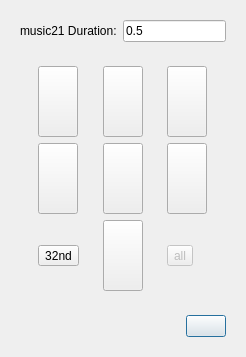
ELVIS-Project/vis-framework, file views/ui/select_offset.ui: the form before one commit.
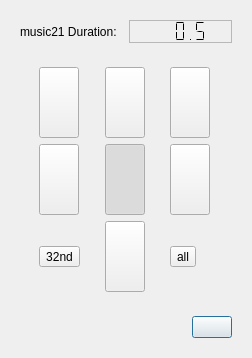
The form after the commit. Icons and pictures are not drawn.

```diff
--- a/views/ui/select_offset.ui
+++ b/views/ui/select_offset.ui
@@ -32,8 +32,8 @@
    <rect>
     <x>0</x>
     <y>0</y>
-    <width>246</width>
-    <height>330</height>
+    <width>252</width>
+    <height>349</height>
    </rect>
   </property>
   <property name="sizePolicy">
@@ -60,15 +60,18 @@
        </widget>
       </item>
       <item>
-       <widget class="QLineEdit" name="line_music21_duration">
-        <property name="inputMask">
-         <string notr="true"/>
+       <widget class="QLCDNumber" name="music21_durat">
+        <property name="frameShape">
+         <enum>QFrame::StyledPanel</enum>
         </property>
-        <property name="text">
-         <string>0.5</string>
+        <property name="frameShadow">
+         <enum>QFrame::Sunken</enum>
         </property>
-        <property name="maxLength">
-         <number>12</number>
+        <property name="segmentStyle">
+         <enum>QLCDNumber::Flat</enum>
+        </property>
+        <property name="value" stdset="0">
+         <double>0.500000000000000</double>
         </property>
        </widget>
       </item>
@@ -90,6 +93,12 @@
           <height>64</height>
          </size>
         </property>
+        <property name="checkable">
+         <bool>true</bool>
+        </property>
+        <property name="autoExclusive">
+         <bool>true</bool>
+        </property>
        </widget>
       </item>
       <item row="0" column="2">
@@ -104,6 +113,12 @@
           <height>64</height>
          </size>
         </property>
+        <property name="checkable">
+         <bool>true</bool>
+        </property>
+        <property name="autoExclusive">
+         <bool>true</bool>
+        </property>
        </widget>
       </item>
       <item row="1" column="0">
@@ -118,6 +133,12 @@
           <height>64</height>
          </size>
         </property>
+        <property name="checkable">
+         <bool>true</bool>
+        </property>
+        <property name="autoExclusive">
+         <bool>true</bool>
+        </property>
        </widget>
       </item>
       <item row="0" column="1">
@@ -132,6 +153,12 @@
           <height>64</height>
          </size>
         </property>
+        <property name="checkable">
+         <bool>true</bool>
+        </property>
+        <property name="autoExclusive">
+         <bool>true</bool>
+        </property>
        </widget>
       </item>
       <item row="0" column="0">
@@ -146,6 +173,12 @@
           <height>64</height>
          </size>
         </property>
+        <property name="checkable">
+         <bool>true</bool>
+        </property>
+        <property name="autoExclusive">
+         <bool>true</bool>
+        </property>
        </widget>
       </item>
       <item row="1" column="1">
@@ -160,6 +193,15 @@
           <height>64</height>
          </size>
         </property>
+        <property name="checkable">
+         <bool>true</bool>
+        </property>
+        <property name="checked">
+         <bool>true</bool>
+        </property>
+        <property name="autoExclusive">
+         <bool>true</bool>
+        </property>
        </widget>
       </item>
       <item row="2" column="0">
@@ -177,6 +219,12 @@
           <height>64</height>
          </size>
         </property>
+        <property name="checkable">
+         <bool>true</bool>
+        </property>
+        <property name="autoExclusive">
+         <bool>true</bool>
+        </property>
        </widget>
       </item>
       <item row="2" column="1">
@@ -191,16 +239,28 @@
           <height>64</height>
          </size>
         </property>
+        <property name="checkable">
+         <bool>true</bool>
+        </property>
+        <property name="autoExclusive">
+         <bool>true</bool>
+        </property>
        </widget>
       </item>
       <item row="2" column="2">
        <widget class="QToolButton" name="btn_all">
         <property name="enabled">
-         <bool>false</bool>
+         <bool>true</bool>
         </property>
         <property name="text">
          <string>all</string>
         </property>
+        <property name="checkable">
+         <bool>true</bool>
+        </property>
+        <property name="autoExclusive">
+         <bool>true</bool>
+        </property>
        </widget>
       </item>
      </layout>
```
Left out of the diff: 54 changed lines with no effect on the pictures.
